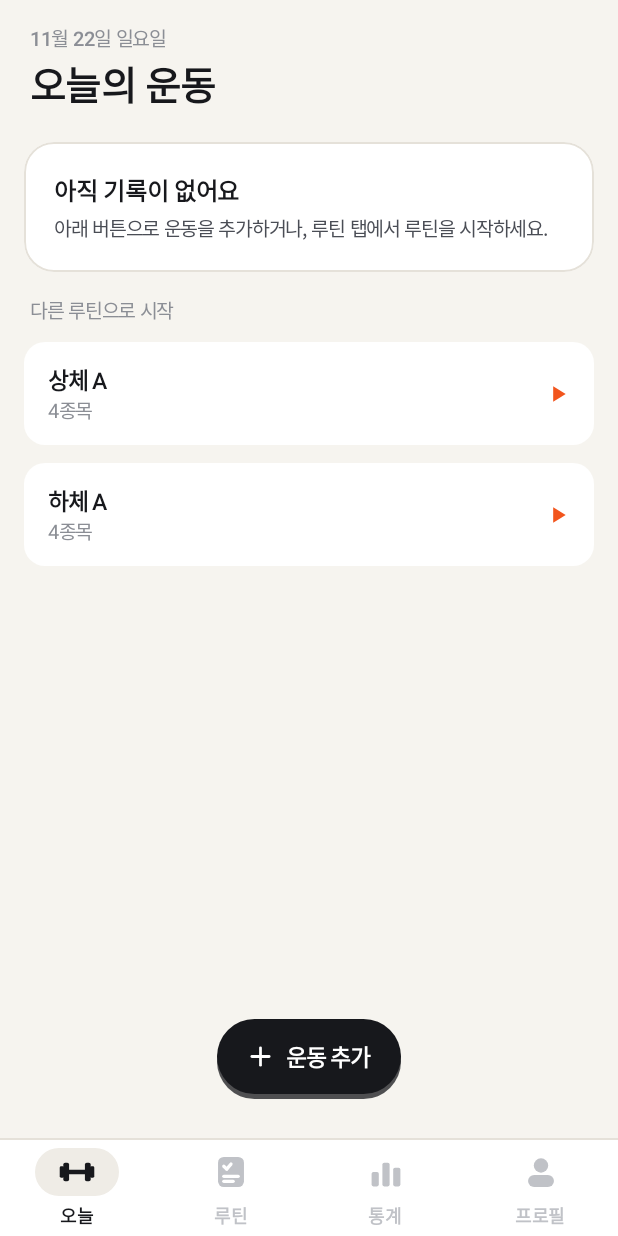
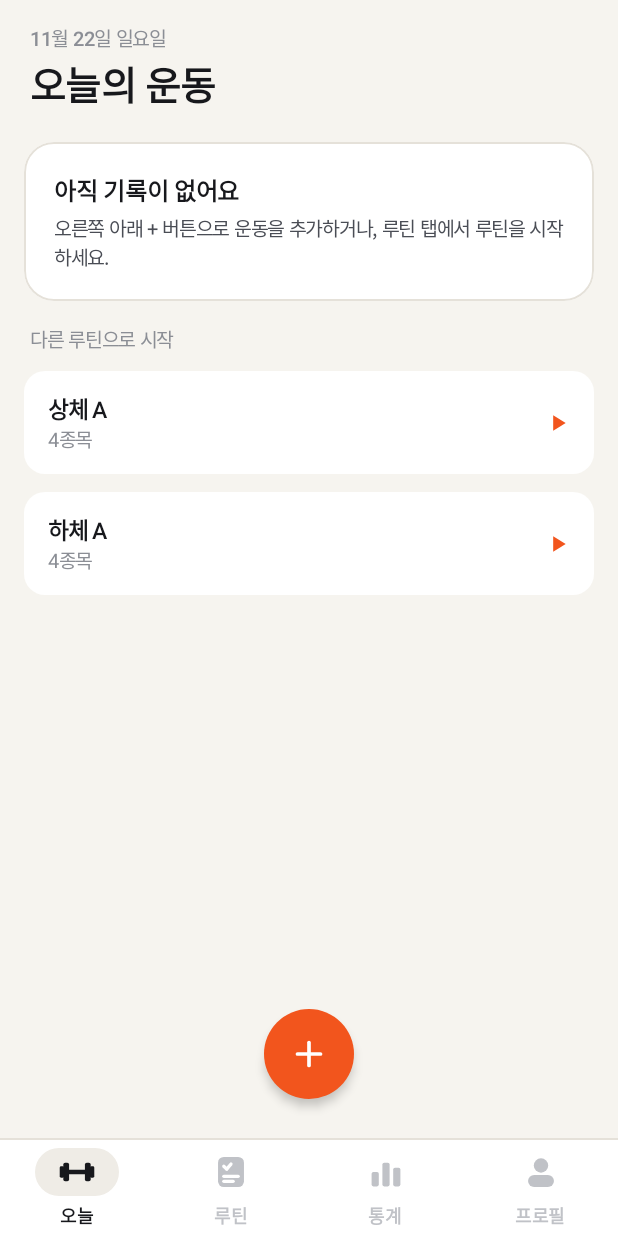
Before and after one commit to hyunho4532/workout-mate-android, an Android app built with Jetpack Compose: the screen it shows after launch (MainActivity), on a phone screen of 412 x 824 dp. Run offline under Robolectric (Android 15) with nearby library versions, the phone set to English and light mode, and no system bars; our stand-ins replace Room's generated code; pictures from the network do not load.

Commit message:
feat(today): 운동 추가 버튼을 플로팅 액션 버튼으로 변경
오른쪽 아래 주황색 원형 FAB(+)로 바꾸고, 빈 화면 안내 문구를 맞춰 수정한다.

Co-Authored-By: Claude Opus 5.5 <noreply@anthropic.com>

```diff
--- a/app/src/main/java/com/workoutmate/app/ui/screens/TodayScreen.kt
+++ b/app/src/main/java/com/workoutmate/app/ui/screens/TodayScreen.kt
@@ -22,6 +22,8 @@ import androidx.compose.foundation.lazy.LazyColumn
 import androidx.compose.foundation.lazy.items
 import androidx.compose.foundation.shape.CircleShape
 import androidx.compose.foundation.shape.RoundedCornerShape
+import androidx.compose.material3.FloatingActionButton
+import androidx.compose.material3.FloatingActionButtonDefaults
 import androidx.compose.material3.MaterialTheme
 import androidx.compose.material3.Text
 import androidx.compose.runtime.Composable
@@ -131,7 +133,7 @@ fun TodayScreen(modifier: Modifier = Modifier) {
                             Text("아직 기록이 없어요", style = MaterialTheme.typography.titleMedium, color = c.textPrimary)
                             Spacer(Modifier.height(4.dp))
                             Text(
-                                "아래 버튼으로 운동을 추가하거나, 루틴 탭에서 루틴을 시작하세요.",
+                                "오른쪽 아래 + 버튼으로 운동을 추가하거나, 루틴 탭에서 루틴을 시작하세요.",
                                 style = MaterialTheme.typography.bodySmall,
                                 color = c.textSecondary,
                             )
@@ -177,19 +179,16 @@ fun TodayScreen(modifier: Modifier = Modifier) {
             Modifier.align(Alignment.BottomCenter).padding(16.dp),
             horizontalAlignment = Alignment.End,
         ) {
-            Chunky(
-                face = c.textPrimary,
-                lip = c.textPrimary.copy(alpha = 0.75f),
-                shape = RoundedCornerShape(50),
-                depth = 3.dp,
+            // 운동 추가 플로팅 버튼
+            FloatingActionButton(
                 onClick = { picking = true },
-                modifier = Modifier.height(53.dp),
+                shape = CircleShape,
+                containerColor = c.primary,
+                contentColor = c.onPrimary,
+                elevation = FloatingActionButtonDefaults.elevation(defaultElevation = 4.dp, pressedElevation = 2.dp),
+                modifier = Modifier.size(60.dp),
             ) {
-                Row(Modifier.padding(horizontal = 20.dp), verticalAlignment = Alignment.CenterVertically) {
-                    LineIcon(LineIconKind.Plus, c.surface, Modifier.size(18.dp))
-                    Spacer(Modifier.width(8.dp))
-                    Text("운동 추가", style = MaterialTheme.typography.titleSmall, color = c.surface)
-                }
+                LineIcon(LineIconKind.Plus, c.onPrimary, Modifier.size(24.dp))
             }
             Spacer(Modifier.height(10.dp))
             RestTimerBar()
```
